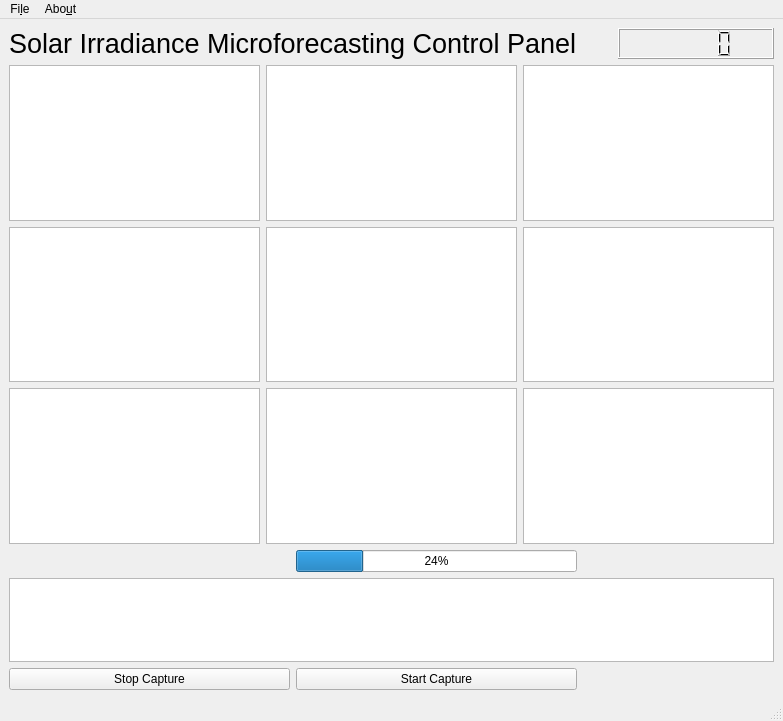
The window that simf-python-gui/MainWindow.ui (Goldman60/simf-python-gui) describes before a commit, drawn with Qt 5.
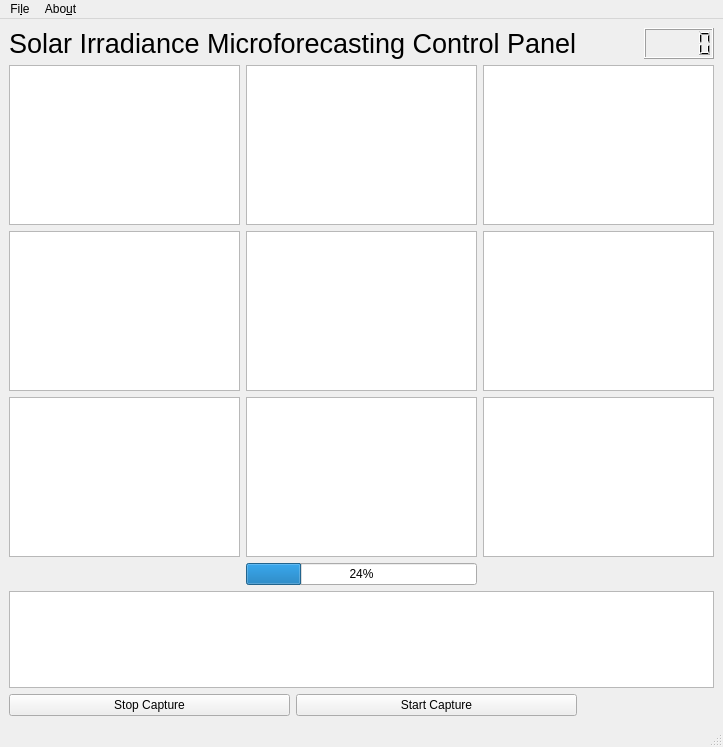
The same window after the commit. Icons and pictures are not drawn.

Commit message: Proper work on button events

Patch:
```diff
--- a/simf-python-gui/MainWindow.ui
+++ b/simf-python-gui/MainWindow.ui
@@ -6,8 +6,8 @@
    <rect>
     <x>0</x>
     <y>0</y>
-    <width>783</width>
-    <height>721</height>
+    <width>723</width>
+    <height>747</height>
    </rect>
   </property>
   <property name="windowTitle">
@@ -15,21 +15,14 @@
   </property>
   <widget class="QWidget" name="centralwidget">
    <layout class="QGridLayout" name="gridLayout_2">
-    <item row="5" column="1">
-     <widget class="QProgressBar" name="progressBar">
-      <property name="value">
-       <number>24</number>
-      </property>
-     </widget>
-    </item>
-    <item row="8" column="0">
-     <widget class="QPushButton" name="stopCaptureButton">
+    <item row="7" column="0">
+     <widget class="QPushButton" name="stopCapButton">
       <property name="text">
        <string>Stop Capture</string>
       </property>
      </widget>
     </item>
-    <item row="8" column="1">
+    <item row="7" column="1">
      <widget class="QPushButton" name="startCapButton">
       <property name="text">
        <string>Start Capture</string>
@@ -46,7 +39,7 @@
       </property>
      </widget>
     </item>
-    <item row="7" column="0" colspan="4">
+    <item row="6" column="0" colspan="4">
      <widget class="QListWidget" name="consoleWidget"/>
     </item>
     <item row="0" column="0" colspan="2">
@@ -61,19 +54,6 @@
       </property>
      </widget>
     </item>
-    <item row="5" column="0">
-     <spacer name="horizontalSpacer_2">
-      <property name="orientation">
-       <enum>Qt::Horizontal</enum>
-      </property>
-      <property name="sizeHint" stdset="0">
-       <size>
-        <width>40</width>
-        <height>20</height>
-       </size>
-      </property>
-     </spacer>
-    </item>
     <item row="1" column="0" colspan="4">
      <layout class="QGridLayout" name="gridLayout">
       <item row="3" column="2">
@@ -103,21 +83,15 @@
       <item row="2" column="2">
        <widget class="QGraphicsView" name="graphicsView_9"/>
       </item>
+      <item row="4" column="1">
+       <widget class="QProgressBar" name="progressBar">
+        <property name="value">
+         <number>24</number>
+        </property>
+       </widget>
+      </item>
      </layout>
     </item>
-    <item row="5" column="3">
-     <spacer name="horizontalSpacer">
-      <property name="orientation">
-       <enum>Qt::Horizontal</enum>
-      </property>
-      <property name="sizeHint" stdset="0">
-       <size>
-        <width>40</width>
-        <height>20</height>
-       </size>
-      </property>
-     </spacer>
-    </item>
     <item row="0" column="2">
      <spacer name="horizontalSpacer_3">
       <property name="orientation">
@@ -141,7 +115,7 @@
     <rect>
      <x>0</x>
      <y>0</y>
-     <width>783</width>
+     <width>723</width>
      <height>30</height>
     </rect>
    </property>
```
Left out of the diff: 10 changed lines with no effect on the pictures. The commit also changes 2 other files.
